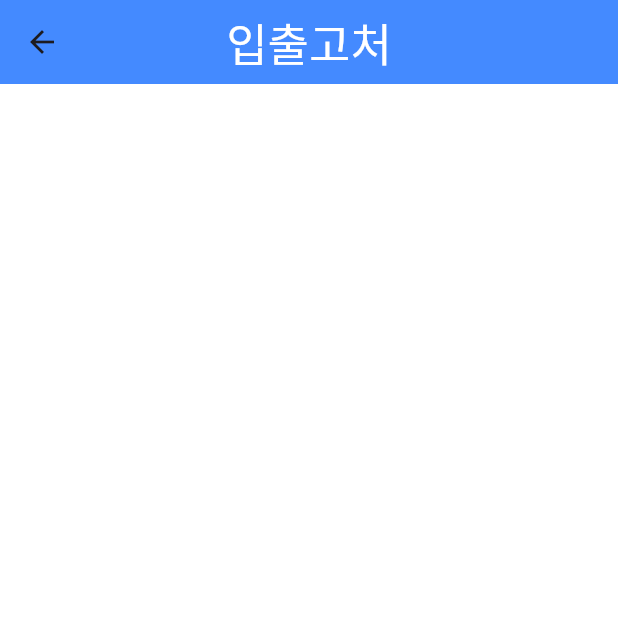
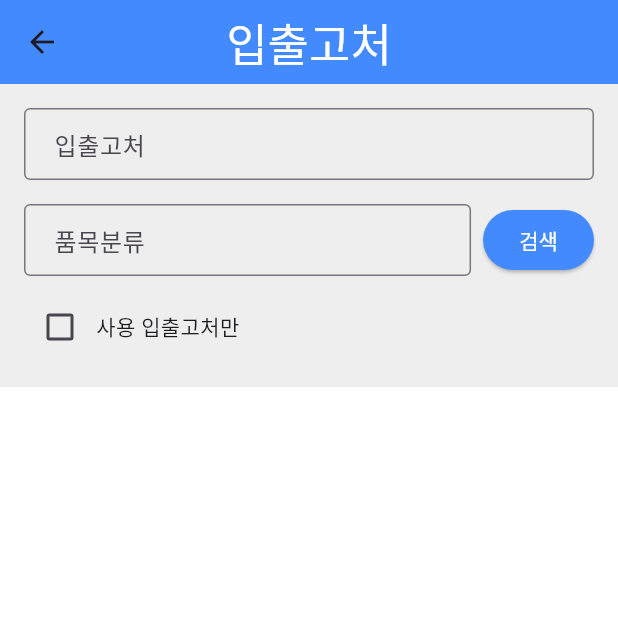
Before and after one commit to vosw1/the-boxes-app, a Flutter app: the InOutLocationPage screen opened by its route, on a phone screen of 412 x 824 dp, the top half of it. Run offline on Flutter 3.47's test engine with Material 3 defaults, Android fonts, the light colour scheme and no system bars; our stand-ins replace dio, flutter_riverpod, flutter_secure_storage, logger; accounts and stored records are empty.

Commit message:
inoutlocation 페이지 기본 디자인

```diff
--- /dev/null
+++ b/lib/page/in_out_location_page/components/in_out_location_body.dart
@@ -0,0 +1,83 @@
+import 'package:flutter/material.dart';
+import 'package:the_boxes/_core/constants/size.dart';
+
+class InOutLocationBody extends StatelessWidget {
+  const InOutLocationBody({super.key});
+
+  @override
+  Widget build(BuildContext context) {
+    return Column(
+      crossAxisAlignment: CrossAxisAlignment.start,
+      children: [
+        // Top section: 입출고처 and 품목분류 with search button
+        Container(
+          color: Colors.grey[200], // Background color for the top section
+          child: Padding(
+            padding: EdgeInsets.all(sm_gap), // Padding inside the container
+            child: Column(
+              crossAxisAlignment: CrossAxisAlignment.start,
+              children: [
+                // First row: 입출고처
+                TextField(
+                  decoration: InputDecoration(
+                    labelText: '입출고처',
+                    border: OutlineInputBorder(),
+                    contentPadding: EdgeInsets.symmetric(horizontal: sm_gap),
+                  ),
+                ),
+                SizedBox(height: sm_gap), // Space between the input field and search section
+
+                // Second row: 품목분류 with search button
+                Row(
+                  children: [
+                    Expanded(
+                      child: TextField(
+                        decoration: InputDecoration(
+                          labelText: '품목분류',
+                          border: OutlineInputBorder(),
+                          contentPadding: EdgeInsets.symmetric(horizontal: sm_gap),
+                        ),
+                      ),
+                    ),
+                    SizedBox(width: 8.0), // Space between 품목분류 and the search button
+                    ElevatedButton(
+                      onPressed: () {
+                        // Define search action
+                      },
+                      style: ElevatedButton.styleFrom(
+                        foregroundColor: Colors.white, backgroundColor: Colors.blueAccent, // Text color
+                      ),
+                      child: Text('검색'),
+                    ),
+                  ],
+                ),
+                SizedBox(height: s_gap), // Space between the search button and 사용품목만 checkbox
+
+                // Third row: 사용품목만 checkbox
+                Row(
+                  children: [
+                    Checkbox(
+                      value: false, // Checkbox initial value
+                      onChanged: (bool? value) {
+                        // Define checkbox change action
+                      },
+                    ),
+                    Text('사용 입출고처만'),
+                  ],
+                ),
+              ],
+            ),
+          ),
+        ),
+        SizedBox(height: ss_gap), // Space between the top section and the result section
+
+        // Bottom section: Empty space with white background
+        Expanded(
+          child: Container(
+            color: Colors.white, // Background color for the results section
+          ),
+        ),
+      ],
+    );
+  }
+}
--- a/lib/page/in_out_location_page/in_out_location.dart
+++ b/lib/page/in_out_location_page/in_out_location.dart
@@ -1,5 +1,7 @@
 import 'package:flutter/material.dart';
 import 'package:the_boxes/page/home/components/custom_app_bar.dart';
+
+import 'components/in_out_location_body.dart';
 
 class InOutLocationPage extends StatelessWidget {
   const InOutLocationPage ({super.key});
@@ -8,6 +10,7 @@ class InOutLocationPage extends StatelessWidget {
   Widget build(BuildContext context) {
     return Scaffold(
       appBar: CustomAppBar(title: '입출고처'),
+      body: InOutLocationBody(),
     );
   }
 }
```
